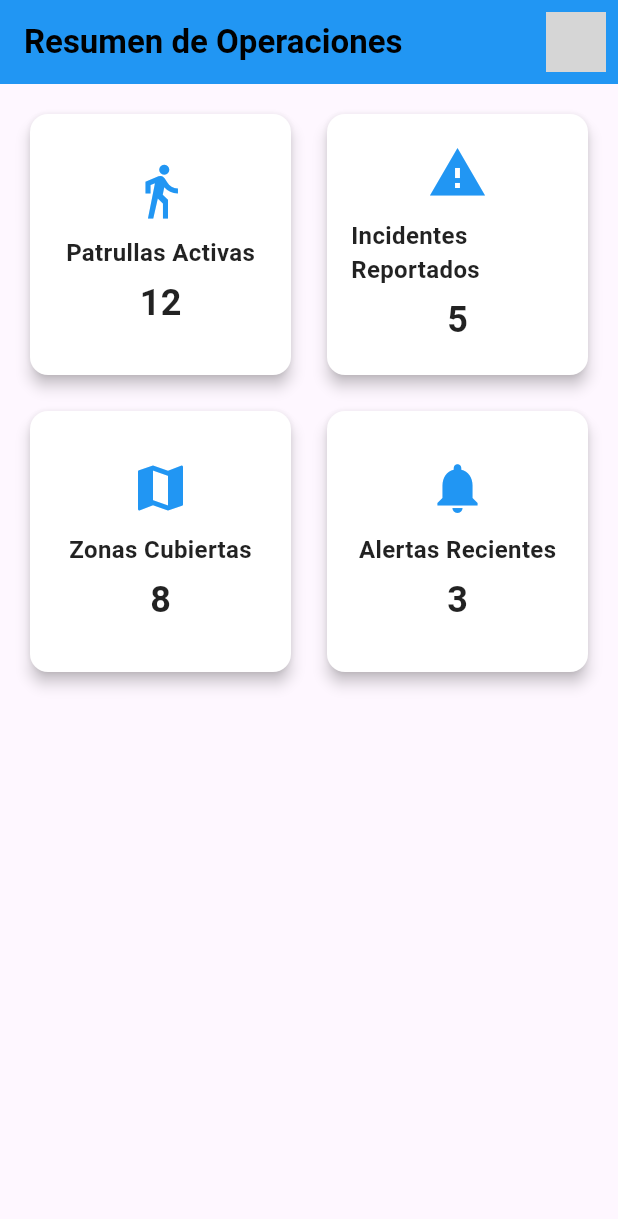
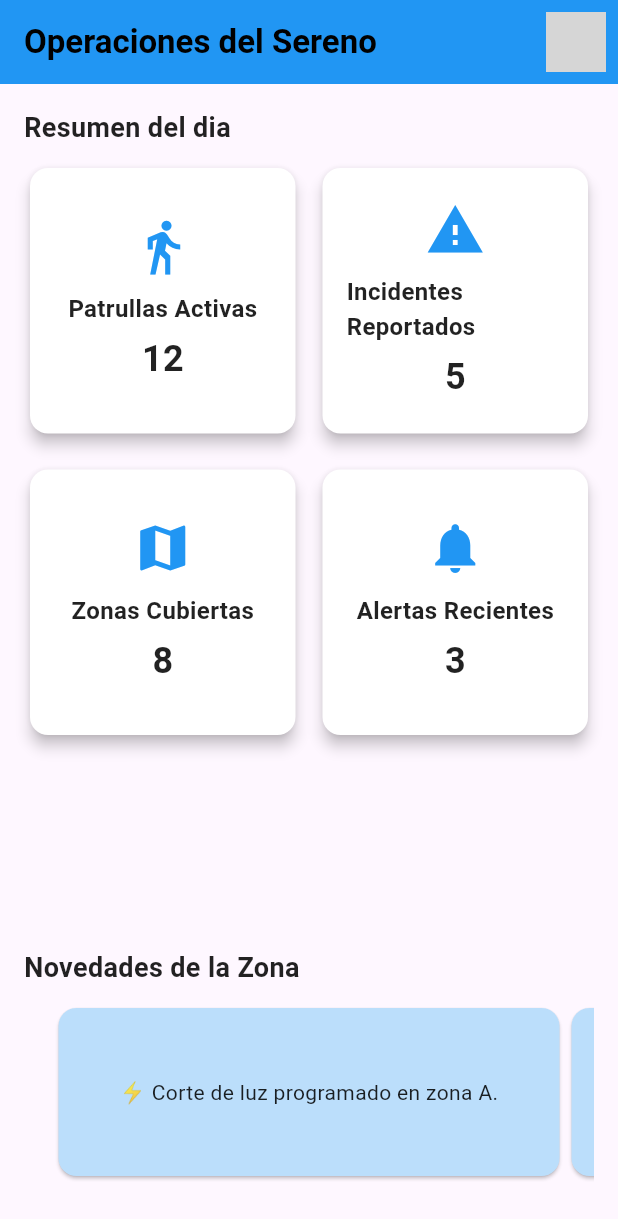
Before and after one commit to richrdPere/13.-App-Sistema-de-Patrullaje-Cusco, a Flutter app: the DashboardScreen screen opened directly, on a phone screen of 412 x 824 dp. Shown: the top 1219 px of the screen. Run offline on Flutter 3.47's test engine with Material 3 defaults, Android fonts, the phone set to English and light mode, and no system bars; our stand-ins replace cloud_firestore, firebase_auth, firebase_core, firebase_storage, geocoding, geolocator and 3 more; accounts and stored records are empty; network calls fail; grey boxes are pictures that could not be loaded.

Commit message:
Actualizacion de los screen map y resume

```diff
--- a/lib/screens/resume/ResumeScreen.dart
+++ b/lib/screens/resume/ResumeScreen.dart
@@ -29,10 +29,17 @@ class DashboardScreen extends StatelessWidget {
     final Color primaryColor = isDarkMode ? Colors.blueGrey : Colors.blue;
     final Color secondaryColor = isDarkMode ? Colors.greenAccent : Colors.green;
 
+    final List<String> novedades = [
+      "⚡ Corte de luz programado en zona A.",
+      "🚧 Manifestación en la Av. Cultura.",
+      "🧹 Operativo de limpieza en zona B.",
+      "🚨 Vehículo sospechoso reportado en zona C.",
+    ];
+
     return Scaffold(
       appBar: AppBar(
         title: const Text(
-          "Resumen de Operaciones",
+          "Operaciones del Sereno",
           style: TextStyle(
             color: Colors.black,
             fontWeight: FontWeight.bold,
@@ -55,9 +62,24 @@ class DashboardScreen extends StatelessWidget {
       ),
       body: Padding(
         padding: const EdgeInsets.all(16.0),
+        child: Column(
+          crossAxisAlignment: CrossAxisAlignment.start,
+          children: [
+            // Título - Resumen
+            Text(
+              "Resumen del dia",
+              style: TextStyle(
+                fontSize: 18,
+                fontWeight: FontWeight.bold,
+                color: isDarkMode ? Colors.white : Colors.black87,
+              ),
+            ),
+            const SizedBox(height: 10),
+            // Cards del resumen
+            Expanded(
               child: GridView.count(
                 crossAxisCount: 2,
-          crossAxisSpacing: 16,
+                crossAxisSpacing: 10,
                 mainAxisSpacing: 16,
                 children: const [
                   SummaryCard(
@@ -68,11 +90,57 @@ class DashboardScreen extends StatelessWidget {
                       title: "Incidentes Reportados",
                       value: "5",
                       icon: Icons.warning),
-            SummaryCard(title: "Zonas Cubiertas", value: "8", icon: Icons.map),
+                  SummaryCard(
+                      title: "Zonas Cubiertas", value: "8", icon: Icons.map),
                   SummaryCard(
                     title: "Alertas Recientes",
                     value: "3",
-                icon: Icons.notifications),
+                    icon: Icons.notifications,
+                  ),
+                ],
+              ),
+            ),
+            // Título - Novedades
+            Text(
+              "Novedades de la Zona",
+              style: TextStyle(
+                fontSize: 18,
+                fontWeight: FontWeight.bold,
+                color: isDarkMode ? Colors.white : Colors.black87,
+              ),
+            ),
+            const SizedBox(height: 10),
+
+            // Carrusel de novedades
+            SizedBox(
+              height: 120,
+              child: PageView.builder(
+                itemCount: novedades.length,
+                controller: PageController(viewportFraction: 0.9),
+                itemBuilder: (context, index) {
+                  return Card(
+                    color: isDarkMode ? Colors.blueGrey[700] : Colors.blue[100],
+                    shape: RoundedRectangleBorder(
+                      borderRadius: BorderRadius.circular(12),
+                    ),
+                    child: Padding(
+                      padding: const EdgeInsets.all(12.0),
+                      child: Center(
+                        child: Text(
+                          novedades[index],
+                          style: TextStyle(
+                            fontSize: 14,
+                            color: isDarkMode ? Colors.white : Colors.black87,
+                          ),
+                          textAlign: TextAlign.center,
+                        ),
+                      ),
+                    ),
+                  );
+                },
+              ),
+            ),
+            const SizedBox(height: 20),
           ],
         ),
       ),
--- a/pubspec.yaml
+++ b/pubspec.yaml
@@ -47,6 +47,7 @@ dependencies:
   http: ^1.3.0
   geocoding: ^3.0.0
   image: ^4.1.3                  # Para editar la imagen y superponerle texto
+  intl: ^0.18.1  # Puedes usar la última versión
 
 dev_dependencies:
   flutter_test:
```
Also changed, not shown: lib/screens/map/PatrolMapController.dart (+47 -2 lines), lib/screens/map/PatrolMapScreen.dart (+26 -4 lines), lib/screens/report/IncidentReportScreen.dart (+39 -8 lines), pubspec.lock. Lines whose indentation alone changed are shown as unchanged.
